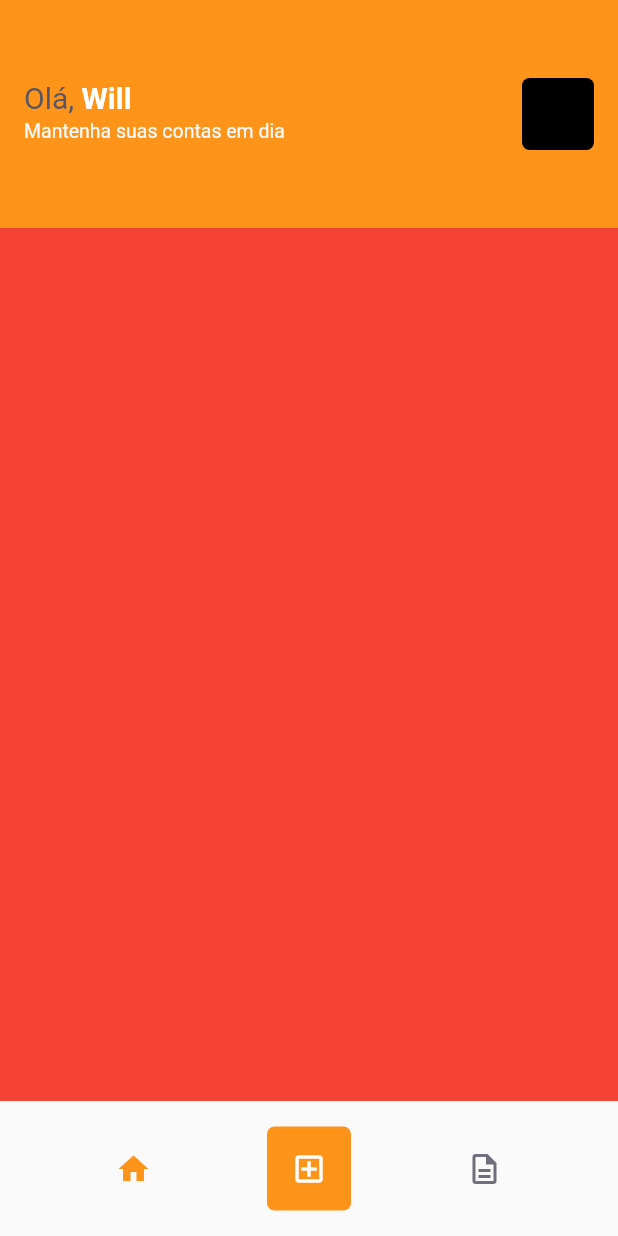
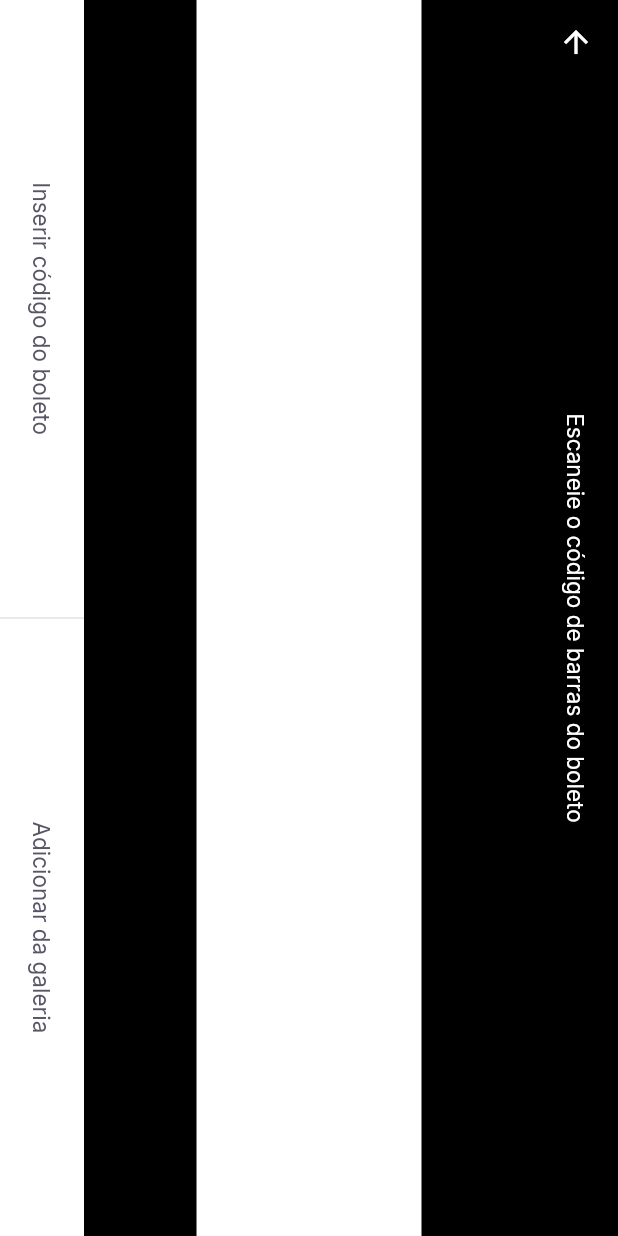
Before and after one commit to WillOliveiraa/payflow, a Flutter app: the HomePage screen opened by its route, after a tap on the "add box" icon, on a phone screen of 412 x 824 dp. Run offline on Flutter 3.47's test engine with Material 2 defaults, Android fonts, the phone set to English and light mode, and no system bars; our stand-ins replace firebase_core, google_fonts, google_sign_in, shared_preferences; accounts and stored records are empty.

Commit message:
Bar code page

```diff
--- a/lib/app_widget.dart
+++ b/lib/app_widget.dart
@@ -1,5 +1,6 @@
 import 'package:flutter/material.dart';
 
+import 'modules/barcode_scanner/barcode_scanner_page.dart';
 import 'modules/home/home_page.dart';
 import 'modules/login/login_page.dart';
 import 'modules/splash/splash_page.dart';
@@ -10,13 +11,15 @@ class AppWidget extends StatelessWidget {
   Widget build(BuildContext context) {
     return MaterialApp(
       title: 'Pay Flow',
-      theme: ThemeData(primaryColor: AppColors.primary),
+      theme: ThemeData(
+          primaryColor: AppColors.primary, primarySwatch: Colors.orange),
       debugShowCheckedModeBanner: false,
       initialRoute: "/splash",
       routes: {
         "/splash": (context) => SplashPage(),
         "/home": (context) => HomePage(),
-        "/login": (context) => LoginPage()
+        "/login": (context) => LoginPage(),
+        "/barcode_scanner": (context) => BarcodeScannerPage()
       },
     );
   }
--- /dev/null
+++ b/lib/modules/barcode_scanner/barcode_scanner_page.dart
@@ -0,0 +1,69 @@
+import 'package:flutter/material.dart';
+import 'package:payflow/shared/themes/app_colors.dart';
+import 'package:payflow/shared/themes/app_text_styles.dart';
+import 'package:payflow/shared/widgets/set_buttons/set_label_buttons.dart';
+
+class BarcodeScannerPage extends StatefulWidget {
+  const BarcodeScannerPage({Key? key}) : super(key: key);
+
+  @override
+  _BarcodeScannerPageState createState() => _BarcodeScannerPageState();
+}
+
+class _BarcodeScannerPageState extends State<BarcodeScannerPage> {
+  @override
+  Widget build(BuildContext context) {
+    return SafeArea(
+      top: true,
+      bottom: true,
+      left: true,
+      right: true,
+      child: RotatedBox(
+        quarterTurns: 1,
+        child: Scaffold(
+          backgroundColor: Colors.transparent,
+          appBar: AppBar(
+            backgroundColor: Colors.black,
+            centerTitle: true,
+            title: Text(
+              "Escaneie o código de barras do boleto",
+              style: TextStyles.buttonBackground,
+            ),
+            leading: BackButton(
+              color: AppColors.background,
+            ),
+          ),
+          body: Column(
+            children: [
+              Expanded(
+                child: Container(
+                  color: Colors.black,
+                ),
+              ),
+              Expanded(
+                flex: 2,
+                child: Container(
+                  color: Colors.transparent,
+                ),
+              ),
+              Expanded(
+                child: Container(
+                  color: Colors.black,
+                ),
+              )
+            ],
+          ),
+          bottomNavigationBar: SetLabelButtons(
+            labelPrimary: "Inserir código do boleto",
+            onTapPrimary: () {
+              // controller.status = BarcodeScannerStatus.error("Error");
+            },
+            labelSecondary: "Adicionar da galeria",
+            onTapSecondary: () {},
+            // onTapSecondary: controller.scanWithImagePicker,
+          ),
+        ),
+      ),
+    );
+  }
+}
--- a/lib/modules/home/home_page.dart
+++ b/lib/modules/home/home_page.dart
@@ -71,7 +71,7 @@ class _HomePageState extends State<HomePage> {
             ),
             GestureDetector(
               onTap: () {
-                print("Clicou");
+                Navigator.pushNamed(context, "/barcode_scanner");
               },
               child: Container(
                 width: 56,
--- a/lib/modules/login/login_page.dart
+++ b/lib/modules/login/login_page.dart
@@ -1,5 +1,4 @@
 import 'package:flutter/material.dart';
-import 'package:google_sign_in/google_sign_in.dart';
 import 'package:payflow/shared/themes/app_colors.dart';
 import 'package:payflow/shared/themes/app_images.dart';
 import 'package:payflow/shared/themes/app_text_styles.dart';
--- /dev/null
+++ b/lib/shared/widgets/divider/divider_vertical/divider_vertical_widget.dart
@@ -0,0 +1,20 @@
+import 'package:flutter/material.dart';
+
+import 'package:payflow/shared/themes/app_colors.dart';
+
+class DividerWidget extends StatelessWidget {
+  final double height;
+  const DividerWidget({
+    Key? key,
+    required this.height,
+  }) : super(key: key);
+
+  @override
+  Widget build(BuildContext context) {
+    return Container(
+      width: 1,
+      height: height,
+      color: AppColors.stroke,
+    );
+  }
+}
--- /dev/null
+++ b/lib/shared/widgets/label_button/label_button.dart
@@ -0,0 +1,45 @@
+import 'package:flutter/material.dart';
+import 'package:payflow/shared/themes/app_text_styles.dart';
+
+class LabelButton extends StatelessWidget {
+  final String label;
+  final VoidCallback onPressed;
+  final TextStyle style;
+  const LabelButton({
+    Key? key,
+    required this.label,
+    required this.onPressed,
+    required this.style,
+  }) : super(key: key);
+
+  factory LabelButton.heading(
+          {required String label, required VoidCallback onPressed}) =>
+      LabelButton(
+        label: label,
+        onPressed: onPressed,
+        style: TextStyles.buttonHeading,
+      );
+
+  factory LabelButton.primary(
+          {required String label, required VoidCallback onPressed}) =>
+      LabelButton(
+        label: label,
+        onPressed: onPressed,
+        style: TextStyles.buttonPrimary,
+      );
+
+  @override
+  Widget build(BuildContext context) {
+    return Expanded(
+        child: Container(
+      height: 56,
+      child: TextButton(
+        onPressed: onPressed,
+        child: Text(
+          label,
+          style: style,
+        ),
+      ),
+    ));
+  }
+}
--- /dev/null
+++ b/lib/shared/widgets/set_buttons/set_label_buttons.dart
@@ -0,0 +1,50 @@
+import 'package:flutter/material.dart';
+
+import 'package:payflow/shared/themes/app_colors.dart';
+import 'package:payflow/shared/widgets/divider/divider_vertical/divider_vertical_widget.dart';
+import 'package:payflow/shared/widgets/label_button/label_button.dart';
+
+class SetLabelButtons extends StatelessWidget {
+  final String labelPrimary;
+  final VoidCallback onTapPrimary;
+  final String labelSecondary;
+  final VoidCallback onTapSecondary;
+  final bool enablePrimaryColor;
+  const SetLabelButtons({
+    Key? key,
+    required this.labelPrimary,
+    required this.onTapPrimary,
+    required this.labelSecondary,
+    required this.onTapSecondary,
+    this.enablePrimaryColor = false,
+  }) : super(key: key);
+
+  @override
+  Widget build(BuildContext context) {
+    return Container(
+        color: AppColors.background,
+        height: 56,
+        child: Row(
+          children: [
+            if (enablePrimaryColor) ...[
+              LabelButton.primary(
+                label: labelPrimary,
+                onPressed: onTapPrimary,
+              ),
+            ] else ...[
+              LabelButton.heading(
+                label: labelPrimary,
+                onPressed: onTapPrimary,
+              ),
+            ],
+            DividerWidget(
+              height: 56,
+            ),
+            LabelButton.heading(
+              label: labelSecondary,
+              onPressed: onTapSecondary,
+            )
+          ],
+        ));
+  }
+}
--- a/pubspec.yaml
+++ b/pubspec.yaml
@@ -32,6 +32,9 @@ dependencies:
   firebase_core: ^1.3.0
   google_sign_in: ^5.0.4
   shared_preferences: ^2.0.6
+  google_ml_kit: ^0.6.0
+  camera: ^0.8.1+3
+  image_picker: ^0.8.0+4
 
 dev_dependencies:
   flutter_test:
```
Also changed, not shown: pubspec.lock, 2 other files.
